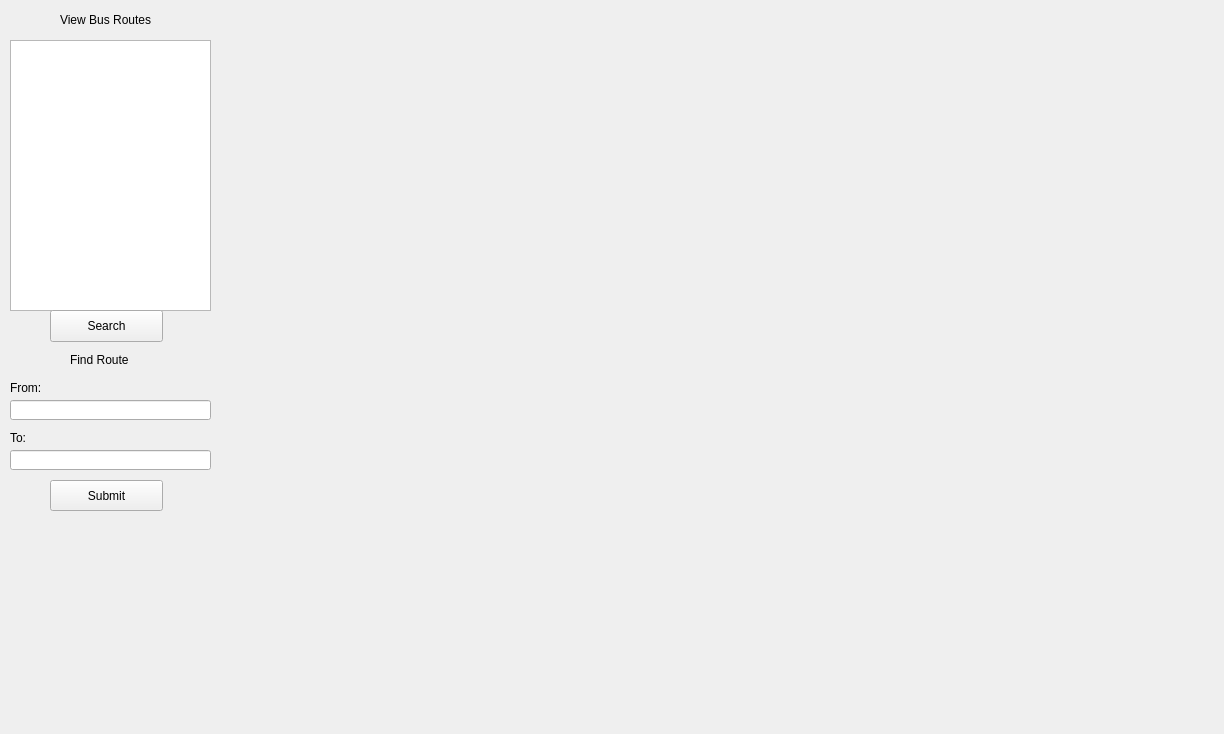
First picture: the form in MainGUI.ui, repository woshityj/CSC1108_Route_Finder_Project, before the edit.
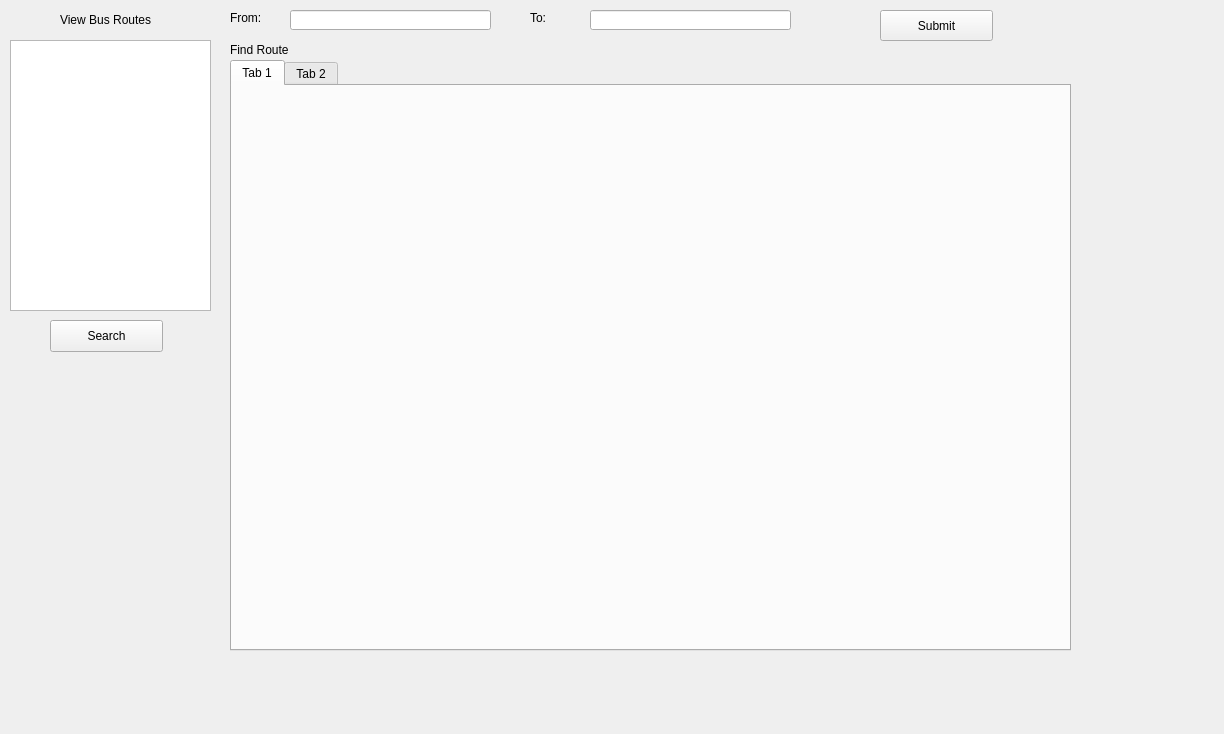
Second picture: the form after the edit.

Commit message: Rearranged GUI, added tabs and marker popups

```diff
--- a/MainGUI.ui
+++ b/MainGUI.ui
@@ -27,7 +27,7 @@
    <property name="geometry">
     <rect>
      <x>50</x>
-     <y>310</y>
+     <y>320</y>
      <width>113</width>
      <height>32</height>
     </rect>
@@ -36,22 +36,11 @@
     <string>Search</string>
    </property>
   </widget>
-  <widget class="QWidget" name="gridLayoutWidget">
-   <property name="geometry">
-    <rect>
-     <x>220</x>
-     <y>10</y>
-     <width>951</width>
-     <height>711</height>
-    </rect>
-   </property>
-   <layout class="QGridLayout" name="gridLayout"/>
-  </widget>
   <widget class="QLineEdit" name="fromTextField">
    <property name="geometry">
     <rect>
-     <x>10</x>
-     <y>400</y>
+     <x>290</x>
+     <y>10</y>
      <width>201</width>
      <height>20</height>
     </rect>
@@ -60,8 +49,8 @@
   <widget class="QPushButton" name="getRouteButton">
    <property name="geometry">
     <rect>
-     <x>50</x>
-     <y>480</y>
+     <x>880</x>
+     <y>10</y>
      <width>113</width>
      <height>31</height>
     </rect>
@@ -73,8 +62,8 @@
   <widget class="QLabel" name="label">
    <property name="geometry">
     <rect>
-     <x>10</x>
-     <y>380</y>
+     <x>230</x>
+     <y>10</y>
      <width>60</width>
      <height>15</height>
     </rect>
@@ -86,8 +75,8 @@
   <widget class="QLabel" name="label_2">
    <property name="geometry">
     <rect>
-     <x>10</x>
-     <y>430</y>
+     <x>530</x>
+     <y>10</y>
      <width>60</width>
      <height>15</height>
     </rect>
@@ -99,8 +88,8 @@
   <widget class="QLineEdit" name="toTextField">
    <property name="geometry">
     <rect>
-     <x>10</x>
-     <y>450</y>
+     <x>590</x>
+     <y>10</y>
      <width>201</width>
      <height>20</height>
     </rect>
@@ -122,8 +111,8 @@
   <widget class="QLabel" name="label_4">
    <property name="geometry">
     <rect>
-     <x>70</x>
-     <y>350</y>
+     <x>230</x>
+     <y>40</y>
      <width>71</width>
      <height>20</height>
     </rect>
@@ -132,6 +121,51 @@
     <string>Find Route</string>
    </property>
   </widget>
+  <widget class="QTabWidget" name="mapTabWidget">
+   <property name="geometry">
+    <rect>
+     <x>230</x>
+     <y>60</y>
+     <width>841</width>
+     <height>591</height>
+    </rect>
+   </property>
+   <property name="currentIndex">
+    <number>0</number>
+   </property>
+   <widget class="QWidget" name="tab">
+    <attribute name="title">
+     <string>Tab 1</string>
+    </attribute>
+    <widget class="QWidget" name="gridLayoutWidget">
+     <property name="geometry">
+      <rect>
+       <x>0</x>
+       <y>0</y>
+       <width>831</width>
+       <height>561</height>
+      </rect>
+     </property>
+     <layout class="QGridLayout" name="gridLayout1"/>
+    </widget>
+   </widget>
+   <widget class="QWidget" name="tab_2">
+    <attribute name="title">
+     <string>Tab 2</string>
+    </attribute>
+    <widget class="QWidget" name="gridLayoutWidget_2">
+     <property name="geometry">
+      <rect>
+       <x>0</x>
+       <y>0</y>
+       <width>831</width>
+       <height>571</height>
+      </rect>
+     </property>
+     <layout class="QGridLayout" name="gridLayout2"/>
+    </widget>
+   </widget>
+  </widget>
  </widget>
  <resources/>
  <connections/>
```
The commit also changes 1 other file.
